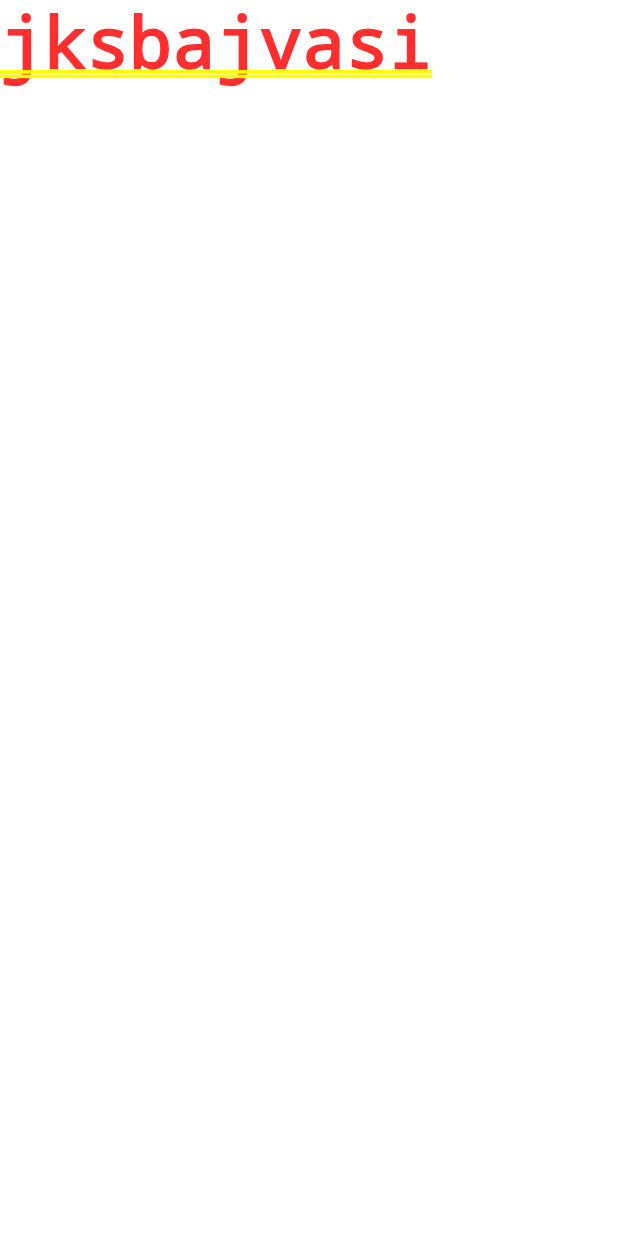
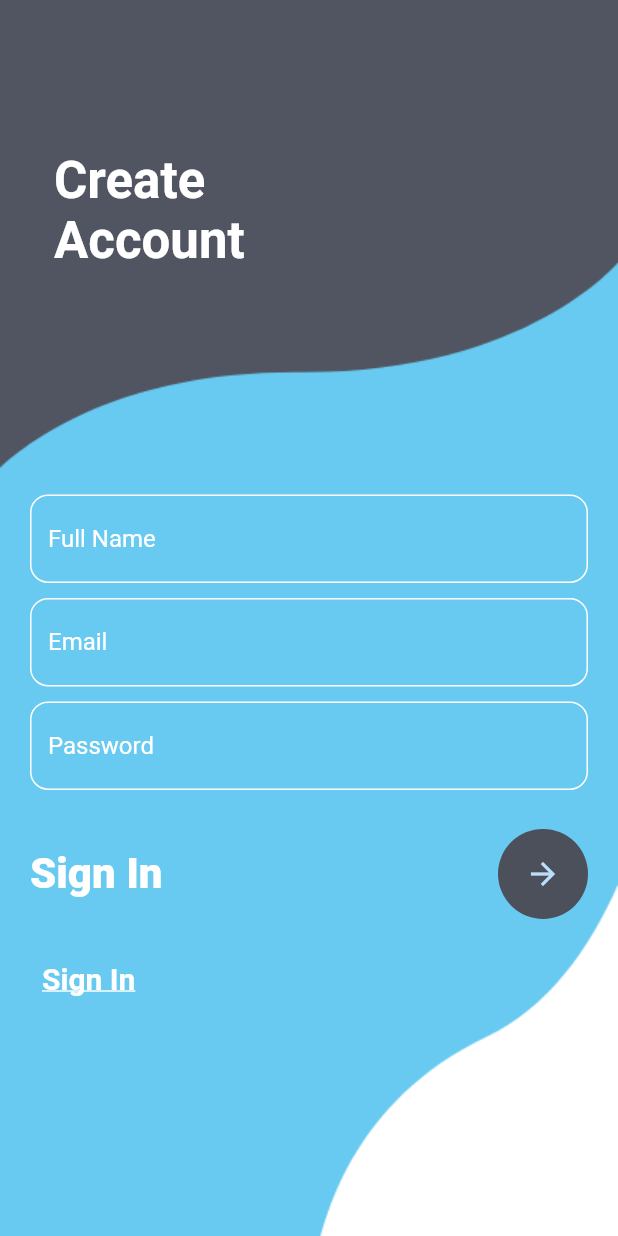
Before and after one commit to Hashimkhann1/simple_login_ui_flutter_practice, a Flutter app: the screen it shows after launch, after a tap on "Sign Up", on a phone screen of 412 x 824 dp. Run offline on Flutter 3.47's test engine with Material 2 defaults, Android fonts, the phone set to English and light mode, and no system bars.

Commit message:
UI updated

```diff
--- a/lib/screens/register.dart
+++ b/lib/screens/register.dart
@@ -1,4 +1,5 @@
 import 'package:flutter/material.dart';
+import 'package:flutter_1/screens/login.dart';
 
 class MyRegister extends StatefulWidget {
   const MyRegister({Key? key}) : super(key: key);
@@ -11,7 +12,133 @@ class _MyRegisterState extends State<MyRegister> {
   @override
   Widget build(BuildContext context) {
     return Container(
-      child: Text('jksbajvasi'),
+      decoration: BoxDecoration(
+        image: DecorationImage(
+          image: AssetImage('images/register.png'),
+          fit: BoxFit.cover
+        )
+      ),
+      child: Scaffold(
+        backgroundColor: Colors.transparent,
+        body: Stack(
+          children: [
+            Container(
+              padding: EdgeInsets.only(left: 36.0, top: 100.0),
+              child: Text(
+                'Create\nAccount',
+                style: TextStyle(
+                  color: Colors.white,
+                  fontSize: 34.0,
+                  fontWeight: FontWeight.w600,
+                ),
+              ),
+            ),
+            Container(
+              padding: EdgeInsets.only(top: MediaQuery.of(context).size.height * 0.4, left: 20.0 , right: 20.0),
+              child: Column(
+                children: [
+                  TextField(
+                    decoration: InputDecoration(
+                        hintText: 'Full Name',
+                        hintStyle: TextStyle(
+                            color: Colors.white
+                        ),
+                        filled: true,
+                        fillColor: Colors.transparent,
+                        focusedBorder: OutlineInputBorder(
+                            borderRadius: BorderRadius.circular(12.0),
+                            borderSide: BorderSide(color: Colors.white)
+                        ),
+                        enabledBorder: OutlineInputBorder(
+                            borderRadius: BorderRadius.circular(12.0),
+                            borderSide: BorderSide(color: Colors.white)
+                        )
+                    ),
+                  ),
+                  SizedBox(
+                    height: 10.0,
+                  ),
+                  TextField(
+                    decoration: InputDecoration(
+                        hintText: 'Email',
+                        hintStyle: TextStyle(
+                            color: Colors.white
+                        ),
+                        filled: true,
+                        fillColor: Colors.transparent,
+                        focusedBorder: OutlineInputBorder(
+                            borderRadius: BorderRadius.circular(12.0),
+                            borderSide: BorderSide(color: Colors.white)
+                        ),
+                      enabledBorder: OutlineInputBorder(
+                        borderRadius: BorderRadius.circular(12.0),
+                          borderSide: BorderSide(color: Colors.white)
+                      )
+                    ),
+                  ),
+                  SizedBox(
+                    height: 10.0,
+                  ),
+                  TextField(
+                    decoration: InputDecoration(
+                        hintText: 'Password',
+                        hintStyle: TextStyle(
+                            color: Colors.white
+                        ),
+                        filled: true,
+                        fillColor: Colors.transparent,
+                        focusedBorder: OutlineInputBorder(
+                            borderRadius: BorderRadius.circular(12.0),
+                            borderSide: BorderSide(color: Colors.white)
+                        ),
+                        enabledBorder: OutlineInputBorder(
+                            borderRadius: BorderRadius.circular(12.0),
+                            borderSide: BorderSide(color: Colors.white)
+                        )
+                    ),
+                  ),
+                  SizedBox(height: 26.0,),
+                  Row(
+                    mainAxisAlignment: MainAxisAlignment.spaceBetween,
+                    children: [
+                      Text('Sign In',
+                      style: TextStyle(
+                        fontSize: 28.0,
+                        fontWeight: FontWeight.w800,
+                        color: Colors.white
+                      ),),
+                      CircleAvatar(
+                        radius: 30.0,
+                        backgroundColor: Color(0xff4c505b),
+                        child: IconButton(
+                          onPressed: (){},
+                          icon: Icon(Icons.arrow_forward),
+
+                        ),
+                      )
+                    ],
+                  ),
+                  SizedBox(height: 16.0,),
+                  Row(
+                    children: [
+                      TextButton(
+                        onPressed: (){Navigator.pushNamed(context, 'login');},
+                        child: Text('Sign In',
+                        style: TextStyle(
+                          fontSize: 20.0,
+                          fontWeight: FontWeight.w700,
+                          color: Colors.white,
+                          decoration: TextDecoration.underline
+                        ),),
+                      ),
+                    ],
+                  )
+                ],
+              ),
+            )
+          ],
+        ),
+      ),
     );
   }
 }
```
